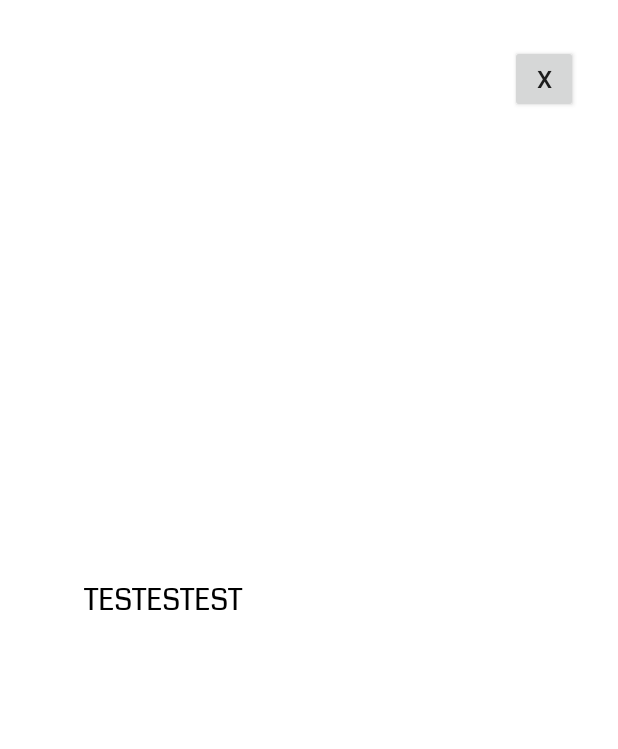
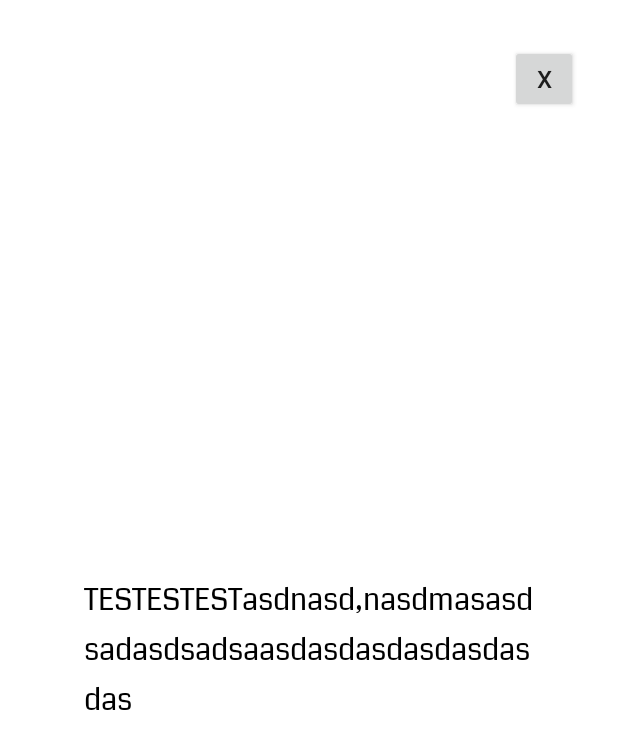
Before and after one commit to ETS-Android2/HackTJ-9.0, an Android app: the ObjectDescription screen opened directly, with no data from a screen before it, on a phone screen of 412 x 824 dp. Shown: the top 749 px of the screen. Run offline under Robolectric (Android 15) with nearby library versions, the phone set to English and light mode, and no system bars; 1 statement that could not run was skipped.

Commit message:
Final Commit

```diff
--- a/TensorFlowLitePractice/app/src/main/res/layout/activity_descriptions.xml
+++ b/TensorFlowLitePractice/app/src/main/res/layout/activity_descriptions.xml
@@ -22,7 +22,7 @@
         android:id="@+id/description"
         android:layout_width="300dp"
         android:layout_height="300dp"
-        android:text="TESTESTEST"
+        android:text="TESTESTESTasdnasd,nasdmasasdsadasdsadsaasdasdasdasdasdasdas"
         android:textColor="@color/black"
         android:textSize="20sp"
         app:layout_constraintBottom_toBottomOf="parent"
@@ -31,7 +31,8 @@
         app:layout_constraintStart_toStartOf="parent"
         app:layout_constraintTop_toBottomOf="@+id/object"
         app:layout_constraintWidth_percent="0.9"
-        android:fontFamily="@font/coda"/>
+        android:fontFamily="@font/coda"
+        android:lineSpacingExtra="5sp"/>
 
     <Button
         android:id="@+id/exit_btn"
```
